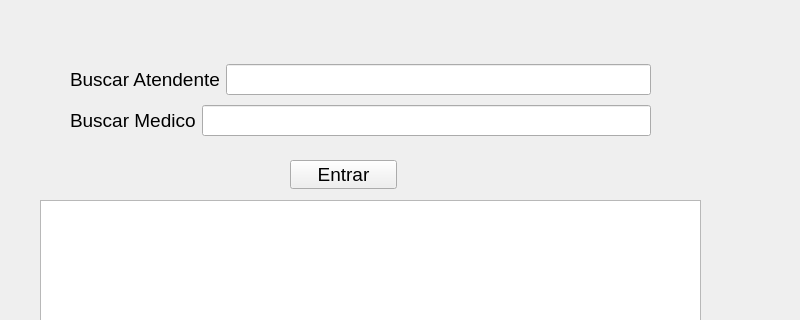
This is mainwindow.ui in W-F-S/trabalho_02-TPII as Qt 5 draws it before an edit; both pictures show x 0 to 800 and y 0 to 320 of the 800 by 600 pixel window. The edited form follows.
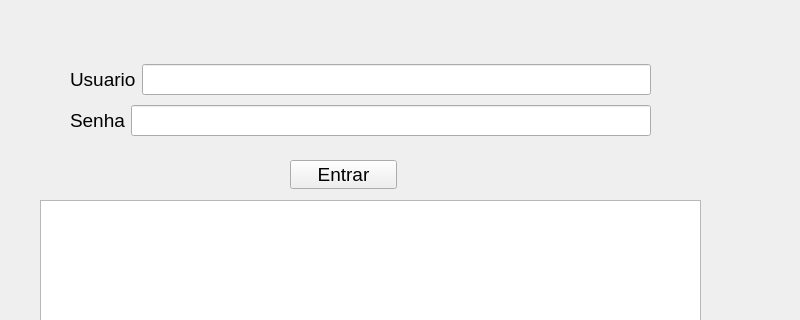
This is the edited form.

```diff
--- a/mainwindow.ui
+++ b/mainwindow.ui
@@ -42,7 +42,7 @@
      </rect>
     </property>
    </widget>
-   <widget class="QWidget" name="">
+   <widget class="QWidget" name="layoutWidget">
     <property name="geometry">
      <rect>
       <x>70</x>
@@ -57,7 +57,7 @@
        <item>
         <widget class="QLabel" name="label">
          <property name="text">
-          <string>Buscar Atendente</string>
+          <string>Usuario</string>
          </property>
         </widget>
        </item>
@@ -71,7 +71,7 @@
        <item>
         <widget class="QLabel" name="label_2">
          <property name="text">
-          <string>Buscar Medico</string>
+          <string>Senha</string>
          </property>
         </widget>
        </item>
```
Left out of the diff: 4 changed lines with no effect on the pictures.
